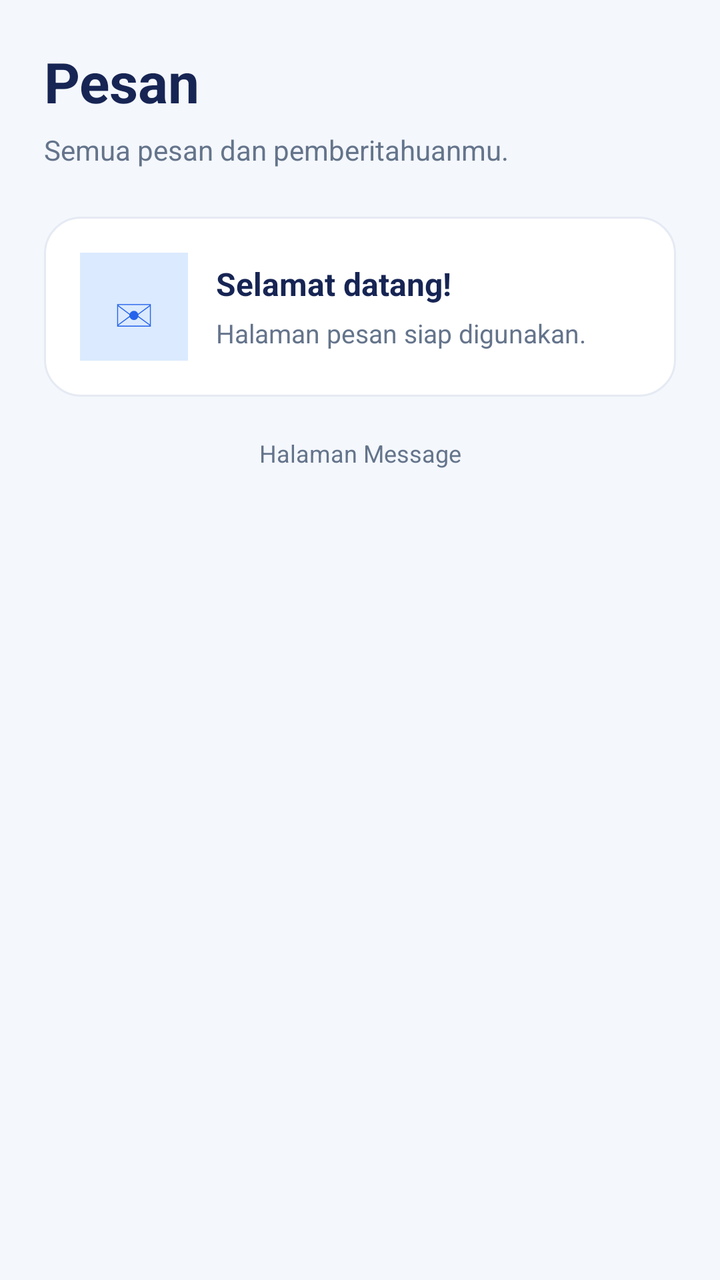
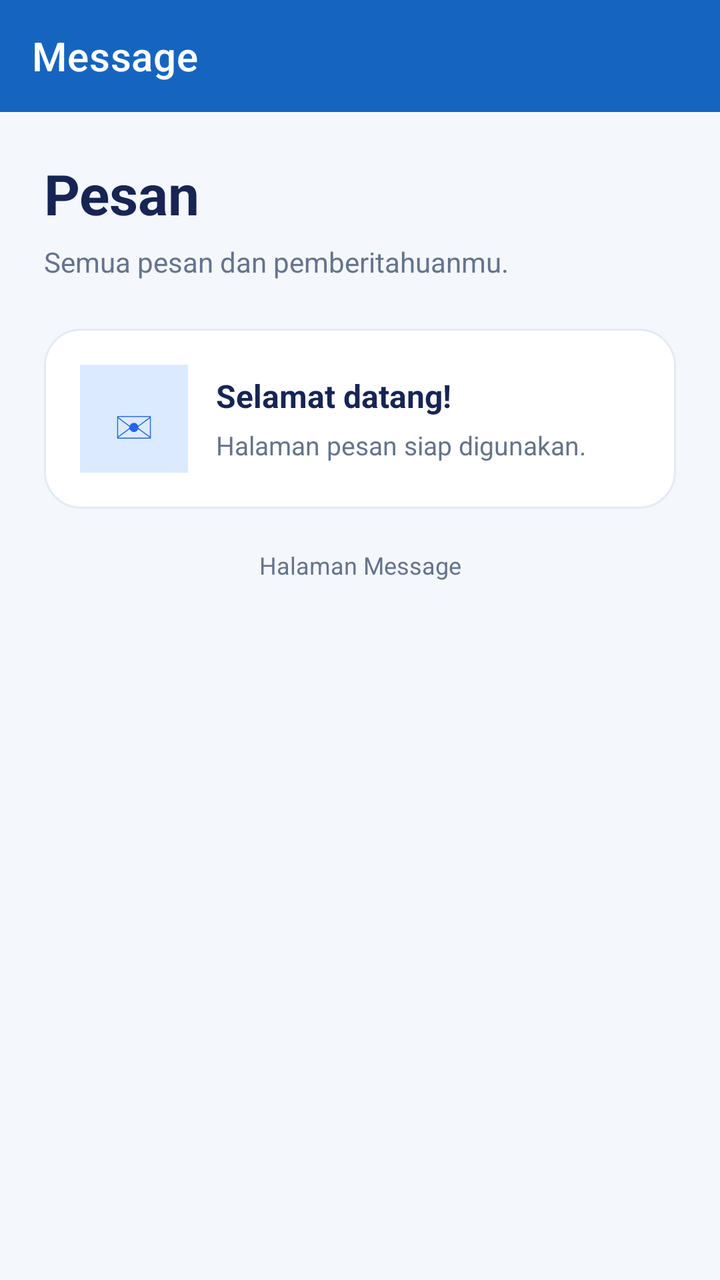

Screens rendered from an Android XML layout before and after an edit, with the pre-edit source and the edit as a unified diff.
<!-- AndroidManifest.xml: application theme Theme.Venus_muzian -->
<!-- res/layout/fragment_message.xml -->
<?xml version="1.0" encoding="utf-8"?>
<LinearLayout xmlns:android="http://schemas.android.com/apk/res/android"
    android:layout_width="match_parent"
    android:layout_height="match_parent"
    android:background="#F4F7FC"
    android:orientation="vertical"
    android:padding="22dp">

    <TextView
        android:layout_width="match_parent"
        android:layout_height="wrap_content"
        android:text="Pesan"
        android:textColor="#172554"
        android:textSize="28sp"
        android:textStyle="bold" />

    <TextView
        android:layout_width="match_parent"
        android:layout_height="wrap_content"
        android:layout_marginTop="6dp"
        android:text="Semua pesan dan pemberitahuanmu."
        android:textColor="#64748B"
        android:textSize="14sp" />

    <LinearLayout
        android:layout_width="match_parent"
        android:layout_height="wrap_content"
        android:layout_marginTop="24dp"
        android:background="@drawable/bg_home_card"
        android:gravity="center_vertical"
        android:orientation="horizontal"
        android:padding="18dp">

        <TextView
            android:layout_width="54dp"
            android:layout_height="54dp"
            android:background="#DBEAFE"
            android:gravity="center"
            android:text="✉"
            android:textColor="#2563EB"
            android:textSize="26sp" />

        <LinearLayout
            android:layout_width="0dp"
            android:layout_height="wrap_content"
            android:layout_marginStart="14dp"
            android:layout_weight="1"
            android:orientation="vertical">

            <TextView
                android:layout_width="match_parent"
                android:layout_height="wrap_content"
                android:text="Selamat datang!"
                android:textColor="#172554"
                android:textSize="16sp"
                android:textStyle="bold" />

            <TextView
                android:layout_width="match_parent"
                android:layout_height="wrap_content"
                android:layout_marginTop="5dp"
                android:text="Halaman pesan siap digunakan."
                android:textColor="#64748B"
                android:textSize="13sp" />

        </LinearLayout>
    </LinearLayout>

    <TextView
        android:id="@+id/tvMessage"
        android:layout_width="match_parent"
        android:layout_height="wrap_content"
        android:layout_marginTop="20dp"
        android:gravity="center"
        android:text="Halaman Message"
        android:textColor="#64748B"
        android:textSize="12sp" />

</LinearLayout>
<!-- resources referenced by this layout -->
<resources>
  <!-- drawable bg_home_card (drawable) -->
  <?xml version="1.0" encoding="utf-8"?>
  <shape xmlns:android="http://schemas.android.com/apk/res/android">
      <solid android:color="#FFFFFF" />
      <corners android:radius="18dp" />
      <stroke
          android:width="1dp"
          android:color="#E5EAF3" />
  </shape>
  <style name="Theme.Venus_muzian" parent="Theme.MaterialComponents.DayNight.NoActionBar" />
</resources>

<!-- the commit's change to res/layout/fragment_message.xml (unified diff, before → after) -->
@@ -1,79 +1,95 @@
 <?xml version="1.0" encoding="utf-8"?>
 <LinearLayout xmlns:android="http://schemas.android.com/apk/res/android"
+    xmlns:app="http://schemas.android.com/apk/res-auto"
     android:layout_width="match_parent"
     android:layout_height="match_parent"
     android:background="#F4F7FC"
-    android:orientation="vertical"
-    android:padding="22dp">
+    android:orientation="vertical">
 
-    <TextView
+    <androidx.appcompat.widget.Toolbar
+        android:id="@+id/toolbar"
         android:layout_width="match_parent"
-        android:layout_height="wrap_content"
-        android:text="Pesan"
-        android:textColor="#172554"
-        android:textSize="28sp"
-        android:textStyle="bold" />
-
-    <TextView
-        android:layout_width="match_parent"
-        android:layout_height="wrap_content"
-        android:layout_marginTop="6dp"
-        android:text="Semua pesan dan pemberitahuanmu."
-        android:textColor="#64748B"
-        android:textSize="14sp" />
+        android:layout_height="?attr/actionBarSize"
+        android:background="#1565C0"
+        app:title="Message"
+        app:titleTextColor="@android:color/white" />
 
     <LinearLayout
         android:layout_width="match_parent"
-        android:layout_height="wrap_content"
-        android:layout_marginTop="24dp"
-        android:background="@drawable/bg_home_card"
-        android:gravity="center_vertical"
-        android:orientation="horizontal"
-        android:padding="18dp">
+        android:layout_height="match_parent"
+        android:orientation="vertical"
+        android:padding="22dp">
 
         <TextView
-            android:layout_width="54dp"
-            android:layout_height="54dp"
-            android:background="#DBEAFE"
-            android:gravity="center"
-            android:text="✉"
-            android:textColor="#2563EB"
-            android:textSize="26sp" />
+            android:layout_width="match_parent"
+            android:layout_height="wrap_content"
+            android:text="Pesan"
+            android:textColor="#172554"
+            android:textSize="28sp"
+            android:textStyle="bold" />
+
+        <TextView
+            android:layout_width="match_parent"
+            android:layout_height="wrap_content"
+            android:layout_marginTop="6dp"
+            android:text="Semua pesan dan pemberitahuanmu."
+            android:textColor="#64748B"
+            android:textSize="14sp" />
 
         <LinearLayout
-            android:layout_width="0dp"
+            android:layout_width="match_parent"
             android:layout_height="wrap_content"
-            android:layout_marginStart="14dp"
-            android:layout_weight="1"
-            android:orientation="vertical">
+            android:layout_marginTop="24dp"
+            android:background="@drawable/bg_home_card"
+            android:gravity="center_vertical"
+            android:orientation="horizontal"
+            android:padding="18dp">
 
             <TextView
-                android:layout_width="match_parent"
+                android:layout_width="54dp"
+                android:layout_height="54dp"
+                android:background="#DBEAFE"
+                android:gravity="center"
+                android:text="✉"
+                android:textColor="#2563EB"
+                android:textSize="26sp" />
+
+            <LinearLayout
+                android:layout_width="0dp"
                 android:layout_height="wrap_content"
-                android:text="Selamat datang!"
-                android:textColor="#172554"
-                android:textSize="16sp"
-                android:textStyle="bold" />
+                android:layout_marginStart="14dp"
+                android:layout_weight="1"
+                android:orientation="vertical">
 
-            <TextView
-                android:layout_width="match_parent"
-                android:layout_height="wrap_content"
-                android:layout_marginTop="5dp"
-                android:text="Halaman pesan siap digunakan."
-                android:textColor="#64748B"
-                android:textSize="13sp" />
+                <TextView
+                    android:layout_width="match_parent"
+                    android:layout_height="wrap_content"
+                    android:text="Selamat datang!"
+                    android:textColor="#172554"
+                    android:textSize="16sp"
+                    android:textStyle="bold" />
 
+                <TextView
+                    android:layout_width="match_parent"
+                    android:layout_height="wrap_content"
+                    android:layout_marginTop="5dp"
+                    android:text="Halaman pesan siap digunakan."
+                    android:textColor="#64748B"
+                    android:textSize="13sp" />
+
+            </LinearLayout>
         </LinearLayout>
+
+        <TextView
+            android:id="@+id/tvMessage"
+            android:layout_width="match_parent"
+            android:layout_height="wrap_content"
+            android:layout_marginTop="20dp"
+            android:gravity="center"
+            android:text="Halaman Message"
+            android:textColor="#64748B"
+            android:textSize="12sp" />
+
     </LinearLayout>
 
-    <TextView
-        android:id="@+id/tvMessage"
-        android:layout_width="match_parent"
-        android:layout_height="wrap_content"
-        android:layout_marginTop="20dp"
-        android:gravity="center"
-        android:text="Halaman Message"
-        android:textColor="#64748B"
-        android:textSize="12sp" />
-
 </LinearLayout>
